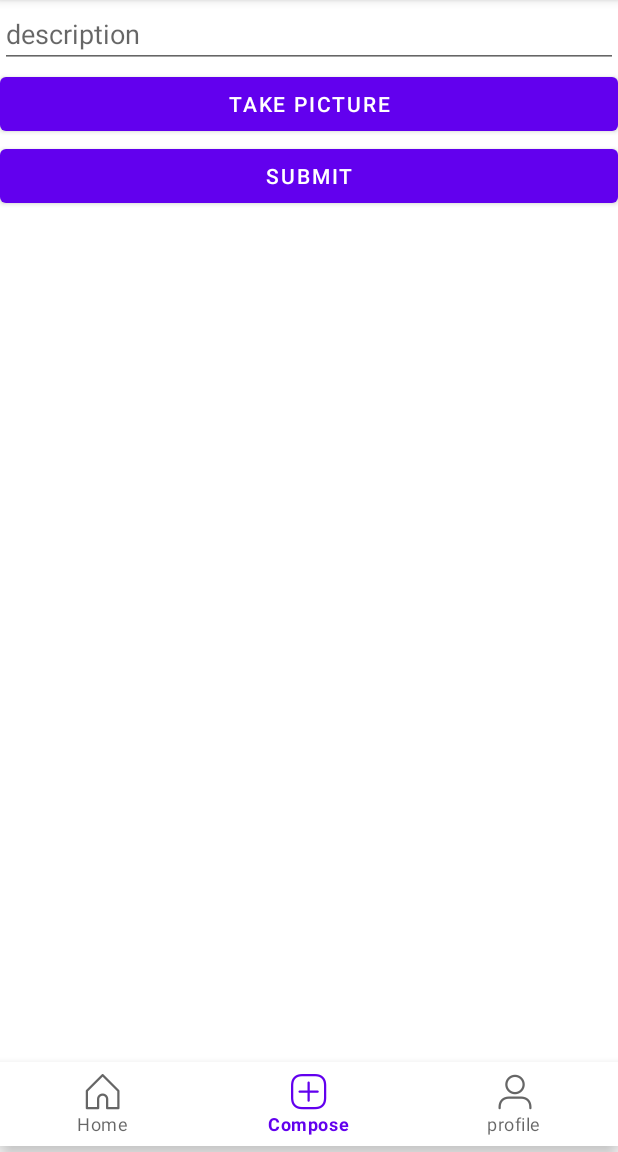
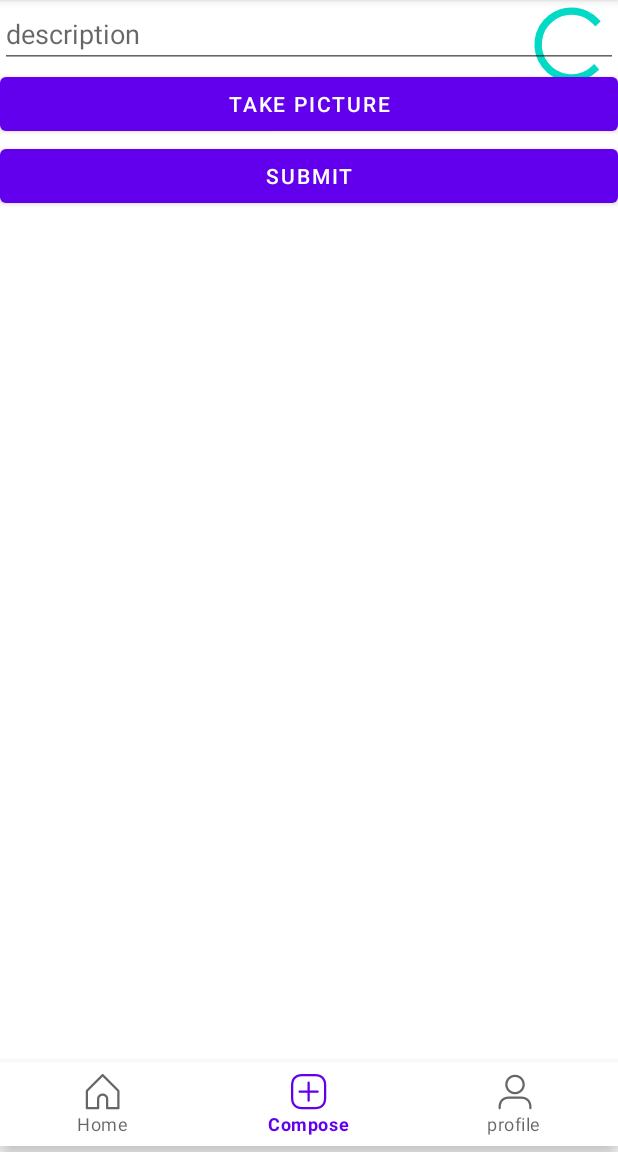
Before and after one commit to janemeenaghan/InstagramClone, an Android app: the MainActivity screen opened directly, with no data from a screen before it, item 2 of the bottom bar chosen, on a phone screen of 412 x 824 dp, the part 84-1236 px from its top. Run offline under Robolectric (Android 15) with nearby library versions, the phone set to English and light mode, and no system bars; libraries missing offline, so code that uses them is left out: com.parse; pictures from the network do not load; 5 statements that could not run were skipped.

Commit message:
progressbar partial implementation
it is displaying constantly for no apparent reason, will check with ta's

```diff
--- a/app/src/main/java/com/example/instagramclone/MainActivity.java
+++ b/app/src/main/java/com/example/instagramclone/MainActivity.java
@@ -15,11 +15,13 @@ import android.os.Bundle;
 import android.os.Environment;
 import android.provider.MediaStore;
 import android.util.Log;
+import android.view.Menu;
 import android.view.MenuItem;
 import android.view.View;
 import android.widget.Button;
 import android.widget.EditText;
 import android.widget.ImageView;
+import android.widget.ProgressBar;
 import android.widget.Toast;
 
 import com.example.instagramclone.fragments.ComposeFragment;
@@ -40,6 +42,7 @@ public class MainActivity extends AppCompatActivity {
     public static final String TAG = "MainActivity";
     final FragmentManager fragmentManager = getSupportFragmentManager();
     private BottomNavigationView bottomNavigationView;
+    MenuItem miActionProgressItem;
 
     @Override
     protected void onCreate(Bundle savedInstanceState) {
@@ -72,4 +75,22 @@ public class MainActivity extends AppCompatActivity {
 
     }
 
+    @Override
+    public boolean onPrepareOptionsMenu(Menu menu) {
+        // Store instance of the menu item containing progress
+        miActionProgressItem = menu.findItem(R.id.miActionProgress);
+
+        // Return to finish
+        return super.onPrepareOptionsMenu(menu);
+    }
+
+    public void showProgressBar() {
+        // Show progress item
+        miActionProgressItem.setVisible(true);
+    }
+
+    public void hideProgressBar() {
+        // Hide progress item
+        miActionProgressItem.setVisible(false);
+    }
 }
--- a/app/src/main/java/com/example/instagramclone/fragments/ComposeFragment.java
+++ b/app/src/main/java/com/example/instagramclone/fragments/ComposeFragment.java
@@ -22,6 +22,7 @@ import android.view.ViewGroup;
 import android.widget.Button;
 import android.widget.EditText;
 import android.widget.ImageView;
+import android.widget.ProgressBar;
 import android.widget.Toast;
 
 import com.example.instagramclone.FeedActivity;
@@ -89,6 +90,7 @@ public class ComposeFragment extends Fragment {
     @Override
     public void onCreate(Bundle savedInstanceState) {
         super.onCreate(savedInstanceState);
+
         if (getArguments() != null) {
             mParam1 = getArguments().getString(ARG_PARAM1);
             mParam2 = getArguments().getString(ARG_PARAM2);
@@ -97,11 +99,14 @@ public class ComposeFragment extends Fragment {
 
     @Override
     public void onViewCreated(@NonNull View view, @Nullable Bundle savedInstanceState) {
+
         super.onViewCreated(view, savedInstanceState);
         btnCaptureImage = view.findViewById(R.id.takePicture);
         ivPostImage = view.findViewById(R.id.ivPostImage);
         btnSubmit = view.findViewById(R.id.submit);
         etDescription = view.findViewById(R.id.description);
+
+
 
 
         btnCaptureImage.setOnClickListener(new View.OnClickListener() {
@@ -114,9 +119,14 @@ public class ComposeFragment extends Fragment {
 
         //queryPosts();
         btnSubmit.setOnClickListener(new View.OnClickListener() {
+
             @Override
             public void onClick(View v) {
+                ProgressBar pb = (ProgressBar) view.findViewById(R.id.miActionProgress);
+                pb.setVisibility(ProgressBar.VISIBLE);
                 Log.i(TAG, "onClick btnSubmit button");
+
+
                 String description = etDescription.getText().toString();
                 if (description.isEmpty()) {
                     Toast.makeText(getContext(), "Description cannot be empty", Toast.LENGTH_SHORT).show();
@@ -126,8 +136,9 @@ public class ComposeFragment extends Fragment {
                     Toast.makeText(getContext(), "There is no image!", Toast.LENGTH_SHORT).show();
                     return;
                 }
+
                 ParseUser currentUser = ParseUser.getCurrentUser();
-                savePost(description, currentUser, photoFile);
+                savePost(description, currentUser, photoFile, pb);
             }
         });
 
@@ -216,7 +227,7 @@ public class ComposeFragment extends Fragment {
 
 
 
-    private void savePost(String description, ParseUser currentUser, File photoFile) {
+    private void savePost(String description, ParseUser currentUser, File photoFile, ProgressBar pb) {
         Post post = new Post();
         post.setDescription(description);
         post.setImage(new ParseFile(photoFile));
@@ -232,7 +243,7 @@ public class ComposeFragment extends Fragment {
                 Log.i(TAG, "Post save was successful!!");
                 etDescription.setText("");
                 ivPostImage.setImageResource(0);
-
+                //pb.setVisibility(ProgressBar.VISIBLE);
 
             }
         });
--- /dev/null
+++ b/app/src/main/res/layout/action_view_progress.xml
@@ -0,0 +1,6 @@
+<?xml version="1.0" encoding="utf-8"?>
+<ProgressBar xmlns:android="http://schemas.android.com/apk/res/android"
+    style="?android:attr/progressBarStyleLarge"
+    android:layout_width="match_parent"
+    android:layout_height="wrap_content"
+    android:id="@+id/pbProgressAction" />
--- a/app/src/main/res/layout/activity_main.xml
+++ b/app/src/main/res/layout/activity_main.xml
@@ -1,6 +1,5 @@
 <?xml version="1.0" encoding="utf-8"?>
-<RelativeLayout
-    xmlns:android="http://schemas.android.com/apk/res/android"
+<RelativeLayout xmlns:android="http://schemas.android.com/apk/res/android"
     xmlns:app="http://schemas.android.com/apk/res-auto"
     xmlns:tools="http://schemas.android.com/tools"
     android:layout_width="match_parent"
@@ -11,7 +10,19 @@
         android:id="@+id/flContainer"
         android:layout_width="match_parent"
         android:layout_height="match_parent"
-        android:layout_above="@id/bottomNavigation" />
+        android:layout_above="@id/bottomNavigation">
+
+        <ProgressBar
+            android:id="@+id/miActionProgress"
+            android:layout_width="62dp"
+            android:layout_height="59dp"
+            android:layout_marginStart="350dp"
+            android:orderInCategory="100"
+            android:title="Loading..."
+            android:visible="false"
+            app:actionLayout="@layout/action_view_progress"
+            app:showAsAction="always" />
+    </FrameLayout>
 
     <com.google.android.material.bottomnavigation.BottomNavigationView
         android:id="@+id/bottomNavigation"
```
